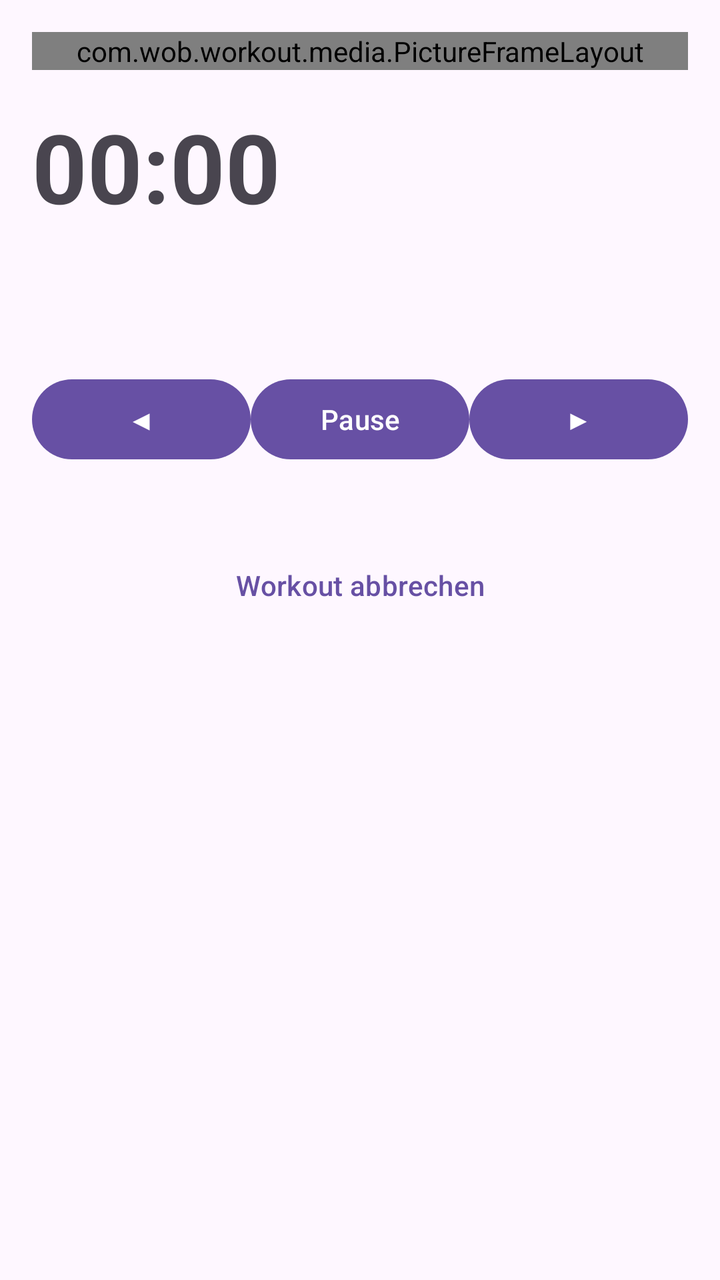
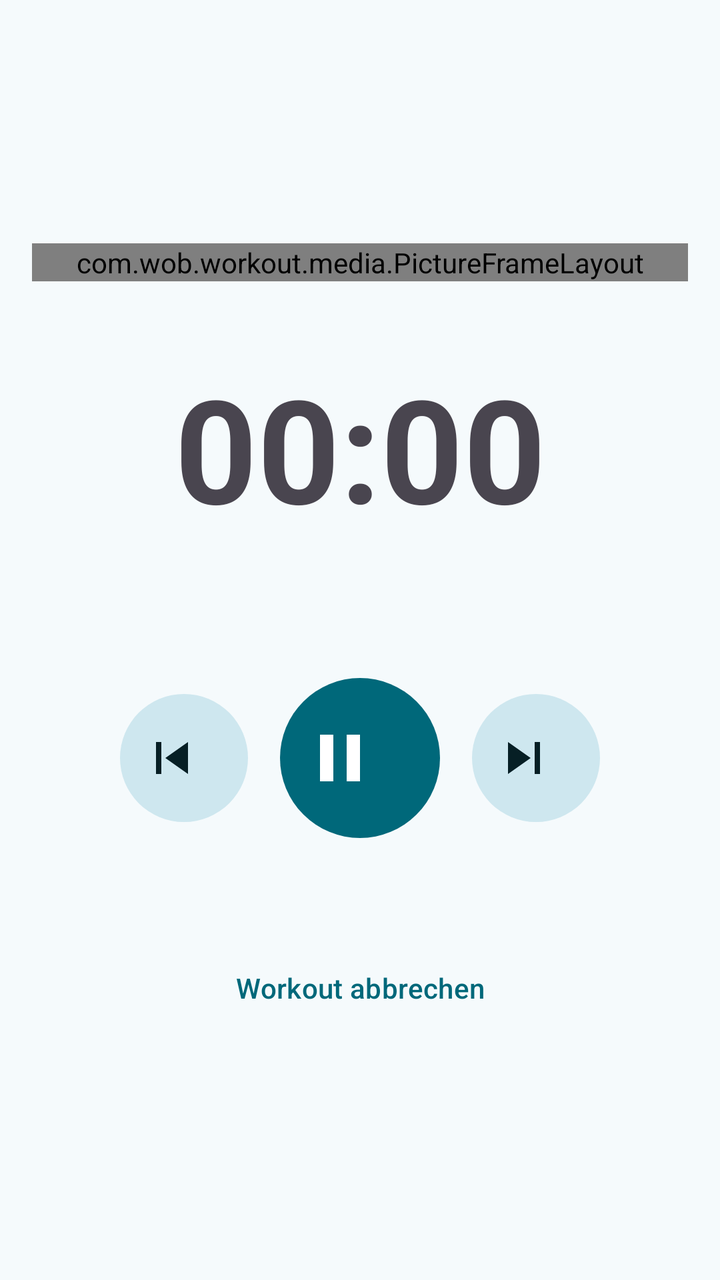

Two renders of the same Android screen: before a commit and after it. Below are the layout's source before the change and the commit's diff.
<!-- AndroidManifest.xml: application theme Theme.Workout -->
<!-- res/layout/fragment_player.xml -->
<?xml version="1.0" encoding="utf-8"?>
<LinearLayout xmlns:android="http://schemas.android.com/apk/res/android"
    android:layout_width="match_parent"
    android:layout_height="match_parent"
    xmlns:app="http://schemas.android.com/apk/res-auto"
    android:orientation="vertical"
    android:padding="16dp">

    <com.wob.workout.media.PictureFrameLayout
        android:id="@+id/mediaFrame"
        android:layout_width="match_parent"
        android:layout_height="wrap_content"
        android:layout_gravity="center_horizontal"
        android:layout_marginBottom="16dp">

        <com.wob.workout.media.FramedImageView
            android:id="@+id/imgMedia"
            android:layout_width="match_parent"
            android:layout_height="match_parent"/>

        <androidx.media3.ui.PlayerView
            android:id="@+id/videoPlayer"
            android:layout_width="match_parent"
            android:layout_height="match_parent"
            android:visibility="gone"
            android:keepScreenOn="true"
            app:use_controller="false"/>
    </com.wob.workout.media.PictureFrameLayout>

    <TextView
        android:id="@+id/txtTimer"
        android:layout_width="wrap_content"
        android:layout_height="wrap_content"
        android:text="00:00"
        android:textSize="48sp"
        android:textStyle="bold"/>

    <TextView
        android:id="@+id/txtState"
        android:layout_width="wrap_content"
        android:layout_height="wrap_content"
        android:textStyle="bold"/>

    <TextView
        android:id="@+id/txtProgress"
        android:layout_width="wrap_content"
        android:layout_height="wrap_content"
        android:textSize="14sp"/>

    <TextView
        android:id="@+id/txtTitle"
        android:layout_width="wrap_content"
        android:layout_height="wrap_content"
        android:textSize="24sp"/>

    <LinearLayout
        android:layout_width="match_parent"
        android:layout_height="wrap_content">

        <Button
            android:id="@+id/btnPrevious"
            android:layout_width="0dp"
            android:layout_height="wrap_content"
            android:layout_weight="1"
            android:text="◀"/>

        <Button
            android:id="@+id/btnPause"
            android:layout_width="0dp"
            android:layout_height="wrap_content"
            android:layout_weight="1"
            android:text="Pause"/>

        <Button
            android:id="@+id/btnNext"
            android:layout_width="0dp"
            android:layout_height="wrap_content"
            android:layout_weight="1"
            android:text="▶"/>
    </LinearLayout>

    <TextView
        android:id="@+id/txtDescription"
        android:layout_width="match_parent"
        android:layout_height="wrap_content"/>

    <Button
        android:id="@+id/btnCancel"
        style="@style/Widget.Material3.Button.TextButton"
        android:layout_width="match_parent"
        android:layout_height="wrap_content"
        android:layout_marginTop="16dp"
        android:text="Workout abbrechen"/>
</LinearLayout>
<!-- resources referenced by this layout -->
<resources>
  <style name="Base.Theme.Workout" parent="Theme.Material3.DayNight.NoActionBar">
          
          
      </style>
  <!-- unchanged entries left out for length: 1 -->
</resources>

<!-- the commit's change to res/layout/fragment_player.xml (unified diff, before → after) -->
@@ -1,94 +1,136 @@
 <?xml version="1.0" encoding="utf-8"?>
-<LinearLayout xmlns:android="http://schemas.android.com/apk/res/android"
+<ScrollView xmlns:android="http://schemas.android.com/apk/res/android"
+    xmlns:app="http://schemas.android.com/apk/res-auto"
     android:layout_width="match_parent"
     android:layout_height="match_parent"
-    xmlns:app="http://schemas.android.com/apk/res-auto"
-    android:orientation="vertical"
-    android:padding="16dp">
-
-    <com.wob.workout.media.PictureFrameLayout
-        android:id="@+id/mediaFrame"
-        android:layout_width="match_parent"
-        android:layout_height="wrap_content"
-        android:layout_gravity="center_horizontal"
-        android:layout_marginBottom="16dp">
-
-        <com.wob.workout.media.FramedImageView
-            android:id="@+id/imgMedia"
-            android:layout_width="match_parent"
-            android:layout_height="match_parent"/>
-
-        <androidx.media3.ui.PlayerView
-            android:id="@+id/videoPlayer"
-            android:layout_width="match_parent"
-            android:layout_height="match_parent"
-            android:visibility="gone"
-            android:keepScreenOn="true"
-            app:use_controller="false"/>
-    </com.wob.workout.media.PictureFrameLayout>
-
-    <TextView
-        android:id="@+id/txtTimer"
-        android:layout_width="wrap_content"
-        android:layout_height="wrap_content"
-        android:text="00:00"
-        android:textSize="48sp"
-        android:textStyle="bold"/>
-
-    <TextView
-        android:id="@+id/txtState"
-        android:layout_width="wrap_content"
-        android:layout_height="wrap_content"
-        android:textStyle="bold"/>
-
-    <TextView
-        android:id="@+id/txtProgress"
-        android:layout_width="wrap_content"
-        android:layout_height="wrap_content"
-        android:textSize="14sp"/>
-
-    <TextView
-        android:id="@+id/txtTitle"
-        android:layout_width="wrap_content"
-        android:layout_height="wrap_content"
-        android:textSize="24sp"/>
+    android:fillViewport="true">
 
     <LinearLayout
         android:layout_width="match_parent"
-        android:layout_height="wrap_content">
+        android:layout_height="wrap_content"
+        android:gravity="center"
+        android:orientation="vertical"
+        android:padding="16dp">
+
+        <com.wob.workout.media.PictureFrameLayout
+            android:id="@+id/mediaFrame"
+            android:layout_width="match_parent"
+            android:layout_height="wrap_content"
+            android:layout_gravity="center_horizontal"
+            android:layout_marginBottom="16dp">
+
+            <com.wob.workout.media.FramedImageView
+                android:id="@+id/imgMedia"
+                android:layout_width="match_parent"
+                android:layout_height="match_parent"
+                android:contentDescription="@null"/>
+
+            <androidx.media3.ui.PlayerView
+                android:id="@+id/videoPlayer"
+                android:layout_width="match_parent"
+                android:layout_height="match_parent"
+                android:visibility="gone"
+                android:keepScreenOn="true"
+                app:use_controller="false"/>
+        </com.wob.workout.media.PictureFrameLayout>
+
+        <TextView
+            android:id="@+id/txtState"
+            android:layout_width="wrap_content"
+            android:layout_height="wrap_content"
+            android:letterSpacing="0.1"
+            android:textColor="?attr/colorPrimary"
+            android:textStyle="bold"/>
+
+        
+        <TextView
+            android:id="@+id/txtTimer"
+            android:layout_width="match_parent"
+            android:layout_height="96dp"
+            android:gravity="center"
+            android:maxLines="1"
+            android:text="00:00"
+            android:textStyle="bold"
+            app:autoSizeMaxTextSize="80sp"
+            app:autoSizeMinTextSize="32sp"
+            app:autoSizeTextType="uniform"/>
+
+        <TextView
+            android:id="@+id/txtTitle"
+            android:layout_width="match_parent"
+            android:layout_height="wrap_content"
+            android:gravity="center"
+            android:textSize="24sp"/>
+
+        <TextView
+            android:id="@+id/txtProgress"
+            android:layout_width="wrap_content"
+            android:layout_height="wrap_content"
+            android:textSize="14sp"/>
+
+        <LinearLayout
+            android:id="@+id/rowTransport"
+            android:layout_width="wrap_content"
+            android:layout_height="wrap_content"
+            android:layout_marginTop="16dp"
+            android:gravity="center_vertical"
+            android:orientation="horizontal">
+
+            <com.google.android.material.button.MaterialButton
+                android:id="@+id/btnPrevious"
+                style="@style/Widget.Material3.Button.IconButton.Filled.Tonal"
+                android:layout_width="64dp"
+                android:layout_height="64dp"
+                android:contentDescription="Vorherige Übung"
+                android:insetLeft="0dp"
+                android:insetTop="0dp"
+                android:insetRight="0dp"
+                android:insetBottom="0dp"
+                app:icon="@drawable/ic_skip_previous"
+                app:iconSize="32dp"/>
+
+            <com.google.android.material.button.MaterialButton
+                android:id="@+id/btnPause"
+                style="@style/Widget.Material3.Button.IconButton.Filled"
+                android:layout_width="80dp"
+                android:layout_height="80dp"
+                android:layout_marginStart="16dp"
+                android:layout_marginEnd="16dp"
+                android:contentDescription="Pause"
+                android:insetLeft="0dp"
+                android:insetTop="0dp"
+                android:insetRight="0dp"
+                android:insetBottom="0dp"
+                app:icon="@drawable/ic_pause"
+                app:iconSize="40dp"/>
+
+            <com.google.android.material.button.MaterialButton
+                android:id="@+id/btnNext"
+                style="@style/Widget.Material3.Button.IconButton.Filled.Tonal"
+                android:layout_width="64dp"
+                android:layout_height="64dp"
+                android:contentDescription="Nächste Übung"
+                android:insetLeft="0dp"
+                android:insetTop="0dp"
+                android:insetRight="0dp"
+                android:insetBottom="0dp"
+                app:icon="@drawable/ic_skip_next"
+                app:iconSize="32dp"/>
+        </LinearLayout>
+
+        <TextView
+            android:id="@+id/txtDescription"
+            android:layout_width="match_parent"
+            android:layout_height="wrap_content"
+            android:layout_marginTop="16dp"
+            android:gravity="center"/>
 
         <Button
-            android:id="@+id/btnPrevious"
-            android:layout_width="0dp"
+            android:id="@+id/btnCancel"
+            style="@style/Widget.Material3.Button.TextButton"
+            android:layout_width="match_parent"
             android:layout_height="wrap_content"
-            android:layout_weight="1"
-            android:text="◀"/>
-
-        <Button
-            android:id="@+id/btnPause"
-            android:layout_width="0dp"
-            android:layout_height="wrap_content"
-            android:layout_weight="1"
-            android:text="Pause"/>
-
-        <Button
-            android:id="@+id/btnNext"
-            android:layout_width="0dp"
-            android:layout_height="wrap_content"
-            android:layout_weight="1"
-            android:text="▶"/>
+            android:layout_marginTop="16dp"
+            android:text="Workout abbrechen"/>
     </LinearLayout>
-
-    <TextView
-        android:id="@+id/txtDescription"
-        android:layout_width="match_parent"
-        android:layout_height="wrap_content"/>
-
-    <Button
-        android:id="@+id/btnCancel"
-        style="@style/Widget.Material3.Button.TextButton"
-        android:layout_width="match_parent"
-        android:layout_height="wrap_content"
-        android:layout_marginTop="16dp"
-        android:text="Workout abbrechen"/>
-</LinearLayout>
+</ScrollView>
<!-- resource entries referenced after the edit -->
@@ -1,9 +1,103 @@
 <!-- resources referenced by this layout -->
 <resources>
+  <!-- drawable ic_pause (drawable) -->
+  <vector xmlns:android="http://schemas.android.com/apk/res/android"
+      android:width="24dp"
+      android:height="24dp"
+      android:viewportWidth="24"
+      android:viewportHeight="24">
+      <path
+          android:fillColor="#FFFFFFFF"
+          android:pathData="M6,19h4V5H6v14zM14,5v14h4V5h-4z"/>
+  </vector>
+  <!-- drawable ic_skip_next (drawable) -->
+  <vector xmlns:android="http://schemas.android.com/apk/res/android"
+      android:width="24dp"
+      android:height="24dp"
+      android:viewportWidth="24"
+      android:viewportHeight="24">
+      <path
+          android:fillColor="#FFFFFFFF"
+          android:pathData="M6,18l8.5,-6L6,6v12zM16,6v12h2V6h-2z"/>
+  </vector>
+  <!-- drawable ic_skip_previous (drawable) -->
+  <vector xmlns:android="http://schemas.android.com/apk/res/android"
+      android:width="24dp"
+      android:height="24dp"
+      android:viewportWidth="24"
+      android:viewportHeight="24">
+      <path
+          android:fillColor="#FFFFFFFF"
+          android:pathData="M6,6h2v12H6zM9.5,12l8.5,6V6z"/>
+  </vector>
   <style name="Base.Theme.Workout" parent="Theme.Material3.DayNight.NoActionBar">
-          
-          
+          <item name="colorPrimary">@color/primary</item>
+          <item name="colorOnPrimary">@color/on_primary</item>
+          <item name="colorPrimaryContainer">@color/primary_container</item>
+          <item name="colorOnPrimaryContainer">@color/on_primary_container</item>
+          <item name="colorPrimaryInverse">@color/primary_inverse</item>
+          <item name="colorSecondary">@color/secondary</item>
+          <item name="colorOnSecondary">@color/on_secondary</item>
+          <item name="colorSecondaryContainer">@color/secondary_container</item>
+          <item name="colorOnSecondaryContainer">@color/on_secondary_container</item>
+          <item name="colorTertiary">@color/tertiary</item>
+          <item name="colorOnTertiary">@color/on_tertiary</item>
+          <item name="colorTertiaryContainer">@color/tertiary_container</item>
+          <item name="colorOnTertiaryContainer">@color/on_tertiary_container</item>
+          <item name="colorError">@color/error</item>
+          <item name="colorOnError">@color/on_error</item>
+          <item name="colorErrorContainer">@color/error_container</item>
+          <item name="colorOnErrorContainer">@color/on_error_container</item>
+          <item name="android:colorBackground">@color/surface</item>
+          <item name="colorOnBackground">@color/on_surface</item>
+          <item name="colorSurface">@color/surface</item>
+          <item name="colorOnSurface">@color/on_surface</item>
+          <item name="colorSurfaceVariant">@color/surface_variant</item>
+          <item name="colorOnSurfaceVariant">@color/on_surface_variant</item>
+          <item name="colorSurfaceInverse">@color/surface_inverse</item>
+          <item name="colorOnSurfaceInverse">@color/on_surface_inverse</item>
+          <item name="colorSurfaceDim">@color/surface_dim</item>
+          <item name="colorSurfaceBright">@color/surface_bright</item>
+          <item name="colorSurfaceContainerLowest">@color/surface_container_lowest</item>
+          <item name="colorSurfaceContainerLow">@color/surface_container_low</item>
+          <item name="colorSurfaceContainer">@color/surface_container</item>
+          <item name="colorSurfaceContainerHigh">@color/surface_container_high</item>
+          <item name="colorSurfaceContainerHighest">@color/surface_container_highest</item>
+          <item name="colorOutline">@color/outline</item>
+          <item name="colorOutlineVariant">@color/outline_variant</item>
       </style>
+  <color name="primary">#00687A</color>
+  <color name="on_primary">#FFFFFF</color>
+  <color name="primary_container">#ACEDFF</color>
+  <color name="on_primary_container">#001F26</color>
+  <color name="primary_inverse">#84D2E7</color>
+  <color name="secondary">#4B6269</color>
+  <color name="on_secondary">#FFFFFF</color>
+  <color name="secondary_container">#CEE7EF</color>
+  <color name="on_secondary_container">#061F25</color>
+  <color name="tertiary">#565D7E</color>
+  <color name="on_tertiary">#FFFFFF</color>
+  <color name="tertiary_container">#DDE1FF</color>
+  <color name="on_tertiary_container">#131A37</color>
+  <color name="error">#BA1A1A</color>
+  <color name="on_error">#FFFFFF</color>
+  <color name="error_container">#FFDAD6</color>
+  <color name="on_error_container">#410002</color>
+  <color name="surface">#F5FAFC</color>
+  <color name="on_surface">#171C1E</color>
+  <color name="surface_variant">#DBE4E7</color>
+  <color name="on_surface_variant">#3F484B</color>
+  <color name="surface_inverse">#2B3133</color>
+  <color name="on_surface_inverse">#ECF2F4</color>
+  <color name="surface_dim">#D5DBDD</color>
+  <color name="surface_bright">#F5FAFC</color>
+  <color name="surface_container_lowest">#FFFFFF</color>
+  <color name="surface_container_low">#EFF4F7</color>
+  <color name="surface_container">#E9EFF1</color>
+  <color name="surface_container_high">#E3E9EB</color>
+  <color name="surface_container_highest">#DEE3E6</color>
+  <color name="outline">#70797C</color>
+  <color name="outline_variant">#BFC8CB</color>
   <!-- unchanged entries left out for length: 1 -->
 </resources>
 
